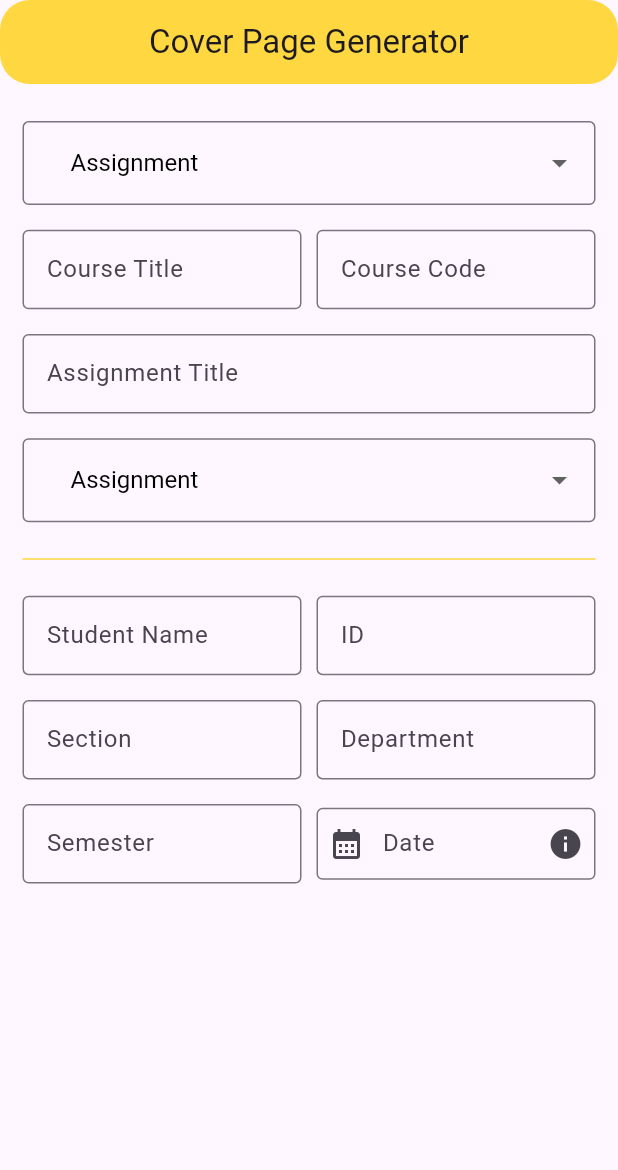
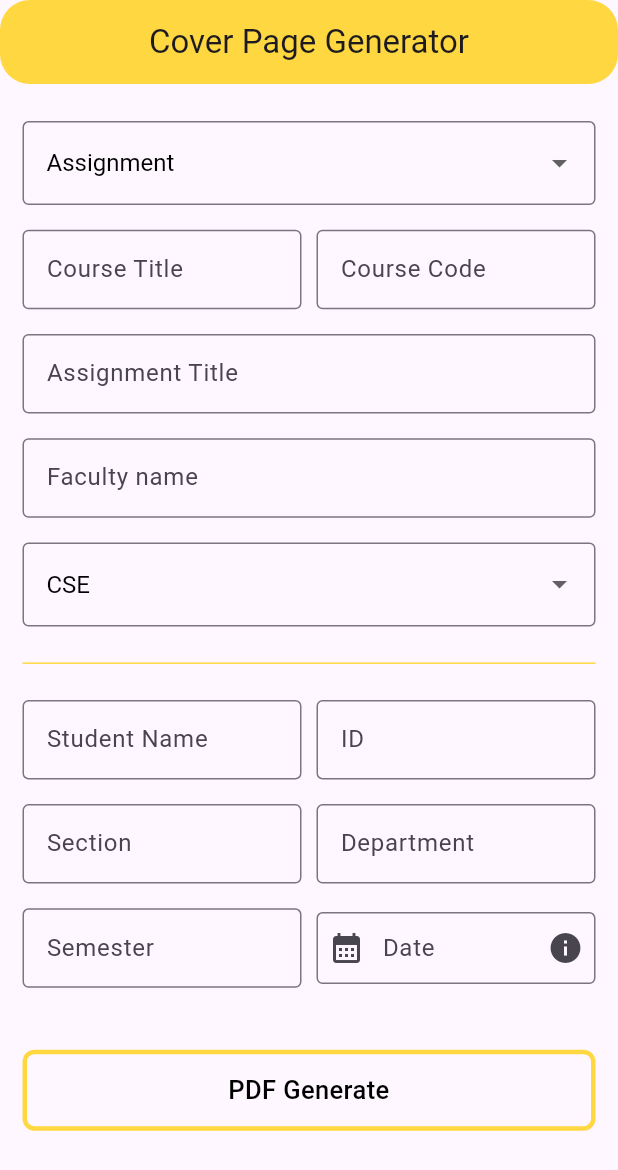
Before and after one commit to sadman-ichha/Flutter-Projects, a Flutter app: the screen it shows after launch, on a phone screen of 412 x 824 dp. Shown: the top 1170 px of the screen. Run offline on Flutter 3.47's test engine with Material 3 defaults, Android fonts, the phone set to English and light mode, and no system bars; our stand-ins replace get; missing offline and left inert: flutter_rounded_date_picker.

Commit message:
added: home page

```diff
--- /dev/null
+++ b/seu_cover_page/lib/components/custom_dropdown.dart
@@ -0,0 +1,76 @@
+// import 'package:flutter/material.dart';
+// import 'package:get/get.dart';
+
+// class CustomDropdownButton extends StatelessWidget {
+//   CustomDropdownButton({Key? key}) : super(key: key);
+
+//   final RxList<String> dropDownItems = ['Assignment', 'Lab Report'].obs;
+//   final selectedValue = 'Assignment'.obs; // Initial value
+
+//   @override
+//   Widget build(BuildContext context) {
+//     return DropdownButtonFormField<String>(
+//       isExpanded: true,
+//       value: selectedValue.value,
+//       onChanged: (String? newValue) {
+//         selectedValue.value = newValue!;
+//       },
+//       decoration: const InputDecoration(
+//         border: OutlineInputBorder(),
+//       ),
+//       style: const TextStyle(
+//         color: Colors.black,
+//         fontSize: 16,
+//       ),
+//       elevation: 16,
+//       items: dropDownItems.map<DropdownMenuItem<String>>((String value) {
+//         return DropdownMenuItem<String>(
+//           value: value,
+//           child: Padding(
+//             padding: const EdgeInsets.symmetric(horizontal: 16.0),
+//             child: Text(value),
+//           ),
+//         );
+//       }).toList(),
+//     );
+//   }
+// }
+
+import 'package:flutter/material.dart';
+import 'package:get/get.dart';
+
+class CustomDropdownButton extends StatelessWidget {
+  final RxList<String> items;
+  final RxString selectedItem;
+
+  const CustomDropdownButton({
+    Key? key,
+    required this.items,
+    required this.selectedItem,
+  }) : super(key: key);
+
+  @override
+  Widget build(BuildContext context) {
+    return Obx(() => DropdownButtonFormField<String>(
+          isExpanded: true,
+          value: selectedItem.value,
+          onChanged: (String? newValue) {
+            selectedItem.value = newValue!;
+          },
+          decoration: const InputDecoration(
+            border: OutlineInputBorder(),
+          ),
+          style: const TextStyle(
+            color: Colors.black,
+            fontSize: 16,
+          ),
+          elevation: 16,
+          items: items.map<DropdownMenuItem<String>>((String value) {
+            return DropdownMenuItem<String>(
+              value: value,
+              child: Text(value),
+            );
+          }).toList(),
+        ));
+  }
+}
--- /dev/null
+++ b/seu_cover_page/lib/components/custom_textfield.dart
@@ -0,0 +1,32 @@
+import 'package:flutter/material.dart';
+
+class CustomTextField extends StatelessWidget {
+  const CustomTextField({
+    Key? key,
+    required this.controller,
+    required this.labelText,
+    required this.hintText,
+  }) : super(key: key);
+
+  final String labelText;
+  final String hintText;
+  final TextEditingController? controller;
+
+  @override
+  Widget build(BuildContext context) {
+    return SizedBox(
+      height: 53.0,
+      child: TextField(
+        controller: controller,
+        decoration: InputDecoration(
+          border: const OutlineInputBorder(),
+          hintText: hintText,
+          hintStyle: const TextStyle(
+            fontWeight: FontWeight.w300,
+          ),
+          labelText: labelText,
+        ),
+      ),
+    );
+  }
+}
--- a/seu_cover_page/lib/controllers/home_sereen_controller.dart
+++ b/seu_cover_page/lib/controllers/home_sereen_controller.dart
@@ -1,7 +1,48 @@
+import 'package:flutter/material.dart';
+import 'package:flutter_rounded_date_picker/flutter_rounded_date_picker.dart';
 import 'package:get/get.dart';
 
 class HomeScreenController extends GetxController {
-
   final selectedValue = 'Assignment'.obs; // Initial value
   final RxList<String> dropDownItems = ['Assignment', 'Lab Report'].obs;
+  final selectedDepartmentValue = 'CSE'.obs; // Initial value
+  final RxList<String> dropDownDepartmentItems = [
+    'CSE',
+    'EEE',
+    'Pharmacy',
+    'English',
+    'Law',
+    'Bangla',
+    'Textile',
+    'Architecture',
+    'Economics',
+    'BBA',
+  ].obs;
+  final Rx<DateTime?> selectedDate = Rx<DateTime?>(null);
+
+  Future<void> showDatePicker(BuildContext context) async {
+    final newDateTime = await showRoundedDatePicker(
+      context: context,
+      initialDate: DateTime.now(),
+      firstDate: DateTime(DateTime.now().year - 1),
+      lastDate: DateTime(DateTime.now().year + 1),
+      borderRadius: 16,
+    );
+
+    if (newDateTime != null) {
+      selectedDate.value = newDateTime;
+    }
+  }
+
+  final TextEditingController courseTitleController = TextEditingController();
+
+  final TextEditingController courseCodeController = TextEditingController();
+  final TextEditingController assignmentTitleController =
+      TextEditingController();
+  final TextEditingController teacherNameController = TextEditingController();
+  final TextEditingController nameController = TextEditingController();
+  final TextEditingController idController = TextEditingController();
+  final TextEditingController sectionController = TextEditingController();
+  final TextEditingController departmentController = TextEditingController();
+  final TextEditingController semesterController = TextEditingController();
 }
--- a/seu_cover_page/lib/views/home_screen.dart
+++ b/seu_cover_page/lib/views/home_screen.dart
@@ -1,46 +1,22 @@
 // ignore_for_file: unnecessary_null_comparison
 
 import 'package:flutter/material.dart';
-import 'package:flutter_rounded_date_picker/flutter_rounded_date_picker.dart';
 import 'package:get/get.dart';
-import 'package:intl/intl.dart'; // Import DateFormat
+import 'package:intl/intl.dart';
+import 'package:seu_cover_page/components/custom_dropdown.dart';
+import 'package:seu_cover_page/components/custom_textfield.dart';
+import 'package:seu_cover_page/controllers/home_sereen_controller.dart';
 import 'package:seu_cover_page/utils/screen_size.dart';
 import 'package:seu_cover_page/utils/themes/app_colors.dart';
 
-class HomeScreen extends StatefulWidget {
-  const HomeScreen({Key? key}) : super(key: key);
-
-  @override
-  _HomeScreenState createState() => _HomeScreenState();
-}
-
-class _HomeScreenState extends State<HomeScreen> {
-  final Rx<DateTime?> selectedDate = Rx<DateTime?>(null);
-
-  // TimeOfDay? selectedTime;
-
-  // final selectedDate = DateTime.now().obs;
-  // final Rx<TextEditingController> dateController =
-  //     TextEditingController(text: selectedDate.value != null
-  //                           ? 'Selected Date: ${DateFormat('yyyy-MM-dd').format(selectedDate.value!)}'
-  //                           : 'No date selected',).obs;
-
-  Future<void> showDatePicker(BuildContext context) async {
-    final newDateTime = await showRoundedDatePicker(
-      context: context,
-      initialDate: DateTime.now(),
-      firstDate: DateTime(DateTime.now().year - 1),
-      lastDate: DateTime(DateTime.now().year + 1),
-      borderRadius: 16,
-    );
-
-    if (newDateTime != null) {
-      selectedDate.value = newDateTime;
-    }
-  }
+class HomeScreen extends StatelessWidget {
+  const HomeScreen({super.key});
+  // final selectedValue = 'Assignment'.obs; // Initial value
+  // final RxList<String> dropDownItems = ['Assignment', 'Lab Report'].obs;
 
   @override
   Widget build(BuildContext context) {
+    HomeScreenController homeController = Get.put(HomeScreenController());
     return Scaffold(
       appBar: AppBar(
         title: const Text(
@@ -59,19 +35,25 @@ class _HomeScreenState extends State<HomeScreen> {
             child: Column(
               children: [
                 SizedBox(height: ScreenSize.screenSize.height * 0.03),
-                CustomDropdownButton(),
+                //CustomDropdownButton(),
+                CustomDropdownButton(
+                  items: homeController.dropDownItems,
+                  selectedItem: homeController.selectedValue,
+                ),
                 SizedBox(height: ScreenSize.screenSize.height * 0.02),
-                const Row(
+                Row(
                   children: [
                     Expanded(
                       child: CustomTextField(
+                        controller: homeController.courseTitleController,
                         labelText: 'Course Title',
                         hintText: 'Computer Fundamentals',
                       ),
                     ),
-                    SizedBox(width: 10.0),
+                    const SizedBox(width: 10.0),
                     Expanded(
                       child: CustomTextField(
+                        controller: homeController.courseCodeController,
                         labelText: 'Course Code',
                         hintText: 'CSE141',
                       ),
@@ -79,28 +61,40 @@ class _HomeScreenState extends State<HomeScreen> {
                   ],
                 ),
                 SizedBox(height: ScreenSize.screenSize.height * 0.02),
-                const CustomTextField(
+                CustomTextField(
+                  controller: homeController.assignmentTitleController,
                   labelText: 'Assignment Title',
                   hintText: 'Assignment Title',
                 ),
                 SizedBox(height: ScreenSize.screenSize.height * 0.02),
-                CustomDropdownButton(),
+                CustomTextField(
+                  controller: homeController.teacherNameController,
+                  labelText: 'Faculty name',
+                  hintText: 'e.g: Anawer Parves',
+                ),
+                SizedBox(height: ScreenSize.screenSize.height * 0.02),
+                CustomDropdownButton(
+                  items: homeController.dropDownDepartmentItems,
+                  selectedItem: homeController.selectedDepartmentValue,
+                ),
                 SizedBox(height: ScreenSize.screenSize.height * 0.02),
                 const Divider(
                   color: AppColors.primaryColor,
                 ),
                 SizedBox(height: ScreenSize.screenSize.height * 0.02),
-                const Row(
+                Row(
                   children: [
                     Expanded(
                       child: CustomTextField(
+                        controller: homeController.nameController,
                         labelText: 'Student Name',
                         hintText: 'Sadman Esha',
                       ),
                     ),
-                    SizedBox(width: 10.0),
+                    const SizedBox(width: 10.0),
                     Expanded(
                       child: CustomTextField(
+                        controller: homeController.idController,
                         labelText: 'ID',
                         hintText: '2022200010017',
                       ),
@@ -108,17 +102,19 @@ class _HomeScreenState extends State<HomeScreen> {
                   ],
                 ),
                 SizedBox(height: ScreenSize.screenSize.height * 0.02),
-                const Row(
+                Row(
                   children: [
                     Expanded(
                       child: CustomTextField(
+                        controller: homeController.sectionController,
                         labelText: 'Section',
                         hintText: '5',
                       ),
                     ),
-                    SizedBox(width: 10.0),
+                    const SizedBox(width: 10.0),
                     Expanded(
                       child: CustomTextField(
+                        controller: homeController.departmentController,
                         labelText: 'Department',
                         hintText: 'CSE',
                       ),
@@ -129,8 +125,9 @@ class _HomeScreenState extends State<HomeScreen> {
                 Row(
                   mainAxisAlignment: MainAxisAlignment.center,
                   children: [
-                    const Expanded(
+                    Expanded(
                       child: CustomTextField(
+                        controller: homeController.semesterController,
                         labelText: 'Semester',
                         hintText: 'Fall 2024',
                       ),
@@ -139,11 +136,11 @@ class _HomeScreenState extends State<HomeScreen> {
                     Expanded(
                       child: Obx(
                         () => TextField(
-                          onTap: () => showDatePicker(context),
+                          onTap: () => homeController.showDatePicker(context),
                           controller: TextEditingController(
-                            text: selectedDate.value != null
+                            text: homeController.selectedDate.value != null
                                 ? DateFormat('dd-MM-yyyy')
-                                    .format(selectedDate.value!)
+                                    .format(homeController.selectedDate.value!)
                                 : '', // Set the text based on selected date
                           ),
                           readOnly: true,
@@ -162,7 +159,34 @@ class _HomeScreenState extends State<HomeScreen> {
                     ),
                   ],
                 ),
-
+                SizedBox(height: ScreenSize.screenSize.height * 0.05),
+                InkWell(
+                  onTap: () {
+                    // Add your onTap functionality here
+                  },
+                  child: Container(
+                    width: double.infinity,
+                    decoration: BoxDecoration(
+                      border: Border.all(
+                        color: Colors.amberAccent,
+                        width: 3.0,
+                      ),
+                      //color: Colors.red,
+                      borderRadius: BorderRadius.circular(8.0),
+                    ),
+                    padding: const EdgeInsets.all(
+                        12.0), // Add padding to the container
+                    child: const Text(
+                      'PDF Generate',
+                      textAlign: TextAlign.center,
+                      style: TextStyle(
+                        color: Colors.black,
+                        fontSize: 17.0,
+                        fontWeight: FontWeight.w500,
+                      ),
+                    ),
+                  ),
+                )
               ],
             ),
           ),
@@ -171,66 +195,3 @@ class _HomeScreenState extends State<HomeScreen> {
     );
   }
 }
-
-class CustomTextField extends StatelessWidget {
-  const CustomTextField({
-    Key? key,
-    required this.labelText,
-    required this.hintText,
-  }) : super(key: key);
-
-  final String labelText;
-  final String hintText;
-
-  @override
-  Widget build(BuildContext context) {
-    return SizedBox(
-      height: 53.0,
-      child: TextField(
-        decoration: InputDecoration(
-          border: const OutlineInputBorder(),
-          hintText: hintText,
-          hintStyle: const TextStyle(
-            fontWeight: FontWeight.w300,
-          ),
-          labelText: labelText,
-        ),
-      ),
-    );
-  }
-}
-
-class CustomDropdownButton extends StatelessWidget {
-  CustomDropdownButton({Key? key}) : super(key: key);
-
-  final RxList<String> dropDownItems = ['Assignment', 'Lab Report'].obs;
-  final selectedValue = 'Assignment'.obs; // Initial value
-
-  @override
-  Widget build(BuildContext context) {
-    return DropdownButtonFormField<String>(
-      isExpanded: true,
-      value: selectedValue.value,
-      onChanged: (String? newValue) {
-        selectedValue.value = newValue!;
-      },
-      decoration: const InputDecoration(
-        border: OutlineInputBorder(),
-      ),
-      style: const TextStyle(
-        color: Colors.black,
-        fontSize: 16,
-      ),
-      elevation: 16,
-      items: dropDownItems.map<DropdownMenuItem<String>>((String value) {
-        return DropdownMenuItem<String>(
-          value: value,
-          child: Padding(
-            padding: const EdgeInsets.symmetric(horizontal: 16.0),
-            child: Text(value),
-          ),
-        );
-      }).toList(),
-    );
-  }
-}
--- a/seu_cover_page/pubspec.yaml
+++ b/seu_cover_page/pubspec.yaml
@@ -41,6 +41,7 @@ dependencies:
   lottie: ^2.7.0
   pdf: ^3.10.8
   flutter_rounded_date_picker: ^3.0.4
+  intl: ^0.18.1
 
 
 dev_dependencies:
```
Also changed, not shown: seu_cover_page/pubspec.lock.
